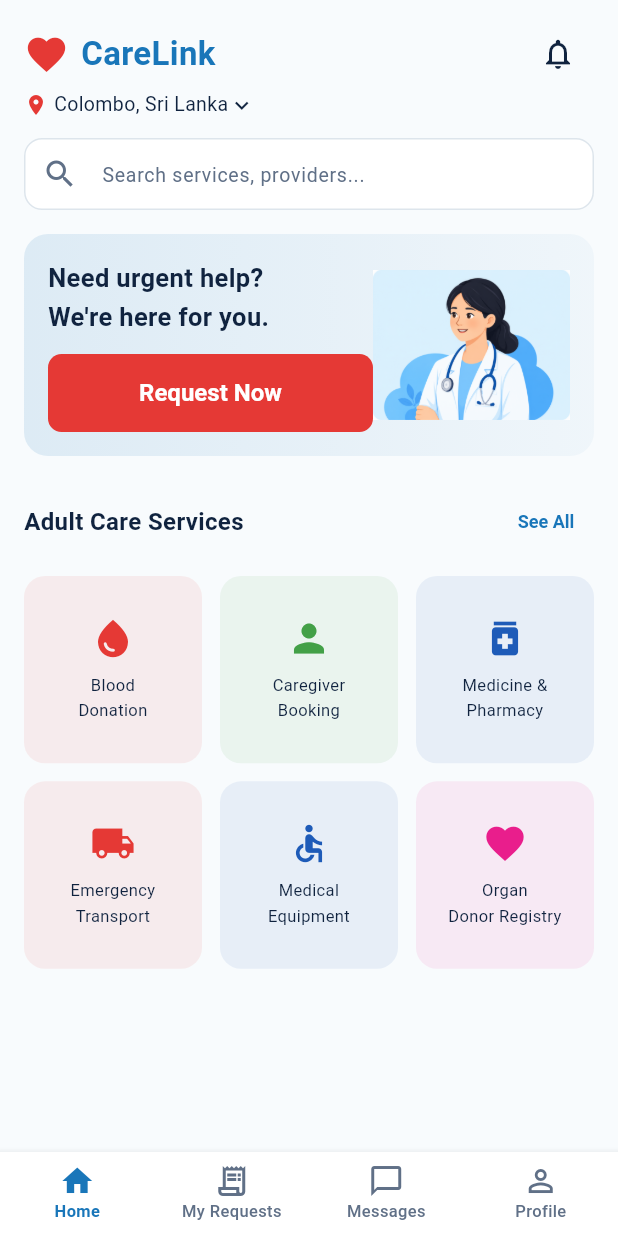
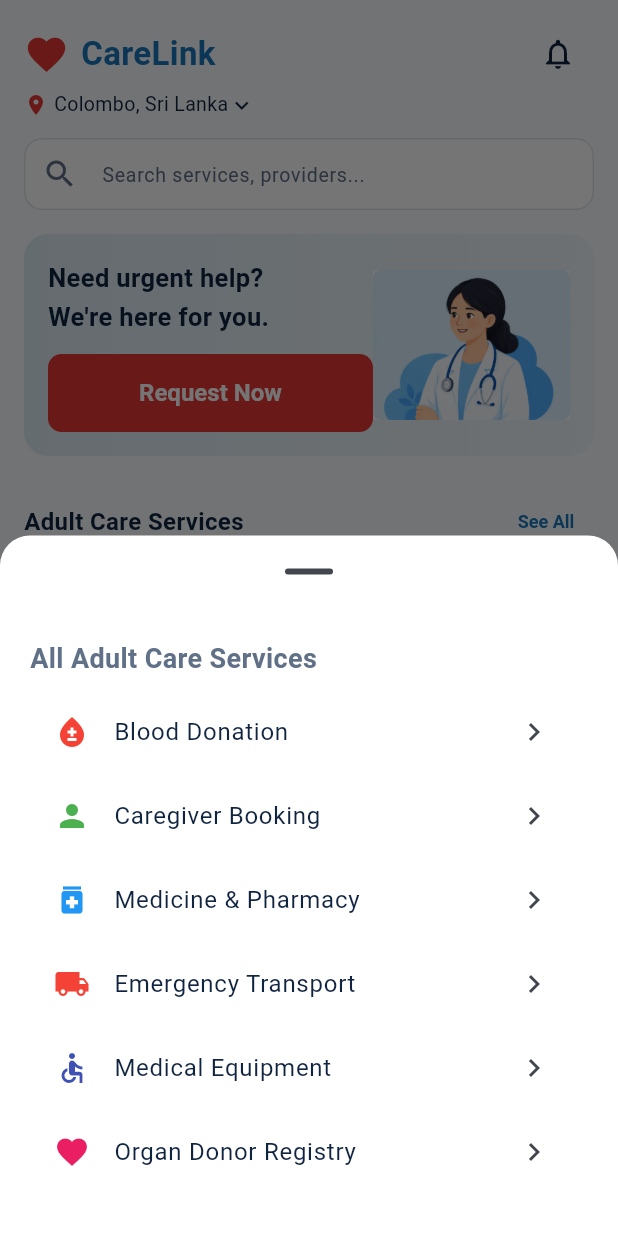
Before and after one commit to H3shanG/CareLink, a Flutter app: the AdultHomeScreen screen opened by its route, after a tap on "See All", on a phone screen of 412 x 824 dp. Run offline on Flutter 3.47's test engine with Material 3 defaults, Android fonts, the phone set to English and light mode, and no system bars.

Commit message:
feat: add see all services and update blood donation screens

```diff
--- a/lib/src/features/blood_donation/presentation/blood_request_screen.dart
+++ b/lib/src/features/blood_donation/presentation/blood_request_screen.dart
@@ -85,7 +85,7 @@ class _BloodRequestFormState extends State<BloodRequestForm> {
       contactNumber: _contactCtrl.text.trim(),
       note: _noteCtrl.text.trim().isEmpty ? null : _noteCtrl.text.trim(),
     );
-    // TODO: backend / repository ekata send karanna
+    // TODO: backend / repositor
     ScaffoldMessenger.of(context)
         .showSnackBar(const SnackBar(content: Text('Blood request posted successfully')));
     widget.onSubmitted?.call(request);
--- a/lib/src/features/home/presentation/adult_home_screen.dart
+++ b/lib/src/features/home/presentation/adult_home_screen.dart
@@ -2,6 +2,8 @@ import 'package:flutter/material.dart';
 
 import '../../../core/constants/app_colors.dart';
 import '../../../core/routes/route_names.dart';
+import '../../blood_donation/presentation/blood_donation_screen.dart';
+
 
 
 const Color _danger = Color(0xFFE53935);
@@ -172,7 +174,7 @@ class _AdultHomeScreenState extends State<AdultHomeScreen> {
         Text(title,
             style: const TextStyle(fontSize: 16, fontWeight: FontWeight.bold, color: AppColors.textPrimary)),
         TextButton(
-          onPressed: () {},
+          onPressed: () => _showAllServices(context),
           child: const Text('See All', style: TextStyle(fontSize: 12)),
         ),
       ],
@@ -218,7 +220,7 @@ class _AdultHomeScreenState extends State<AdultHomeScreen> {
     );
   }
 
-  // TODO: Mem
+
   Widget _buildBottomNav() {
     return BottomNavigationBar(
       currentIndex: _navIndex,
@@ -237,3 +239,56 @@ class _AdultHomeScreenState extends State<AdultHomeScreen> {
     );
   }
 }
+
+void _showAllServices(BuildContext context) {
+  final services = <Map<String, dynamic>>[
+    {'title': 'Blood Donation', 'icon': Icons.bloodtype, 'color': Colors.red, 'screen': const BloodDonationScreen()},
+    {'title': 'Caregiver Booking', 'icon': Icons.person, 'color': Colors.green, 'screen': null},
+    {'title': 'Medicine & Pharmacy', 'icon': Icons.medication, 'color': Colors.blue, 'screen': null},
+    {'title': 'Emergency Transport', 'icon': Icons.local_shipping, 'color': Colors.red, 'screen': null},
+    {'title': 'Medical Equipment', 'icon': Icons.accessible, 'color': Colors.indigo, 'screen': null},
+    {'title': 'Organ Donor Registry', 'icon': Icons.favorite, 'color': Colors.pink, 'screen': null},
+  ];
+
+  showModalBottomSheet(
+    context: context,
+    isScrollControlled: true,
+    shape: const RoundedRectangleBorder(
+      borderRadius: BorderRadius.vertical(top: Radius.circular(20)),
+    ),
+    builder: (sheetContext) => Padding(
+      padding: const EdgeInsets.all(20),
+      child: Column(
+        mainAxisSize: MainAxisSize.min,
+        crossAxisAlignment: CrossAxisAlignment.start,
+        children: [
+          const Text(
+            'All Adult Care Services',
+            style: TextStyle(fontSize: 18, fontWeight: FontWeight.bold),
+          ),
+          const SizedBox(height: 8),
+          ...services.map((s) => ListTile(
+                leading: Icon(s['icon'] as IconData, color: s['color'] as Color),
+                title: Text(s['title'] as String),
+                trailing: const Icon(Icons.chevron_right),
+                onTap: () {
+                  Navigator.pop(sheetContext);
+                  final screen = s['screen'] as Widget?;
+                  if (screen != null) {
+                    Navigator.push(
+                      context,
+                      MaterialPageRoute(builder: (_) => screen),
+                    );
+                  } else {
+                    ScaffoldMessenger.of(context).showSnackBar(
+                      SnackBar(content: Text('${s['title']} is coming soon')),
+                    );
+                  }
+                },
+              )),
+          const SizedBox(height: 8),
+        ],
+      ),
+    ),
+  );
+}
```
Also changed, not shown: lib/src/features/blood_donation/presentation/donor_list_screen.dart (+7 -10 lines).
